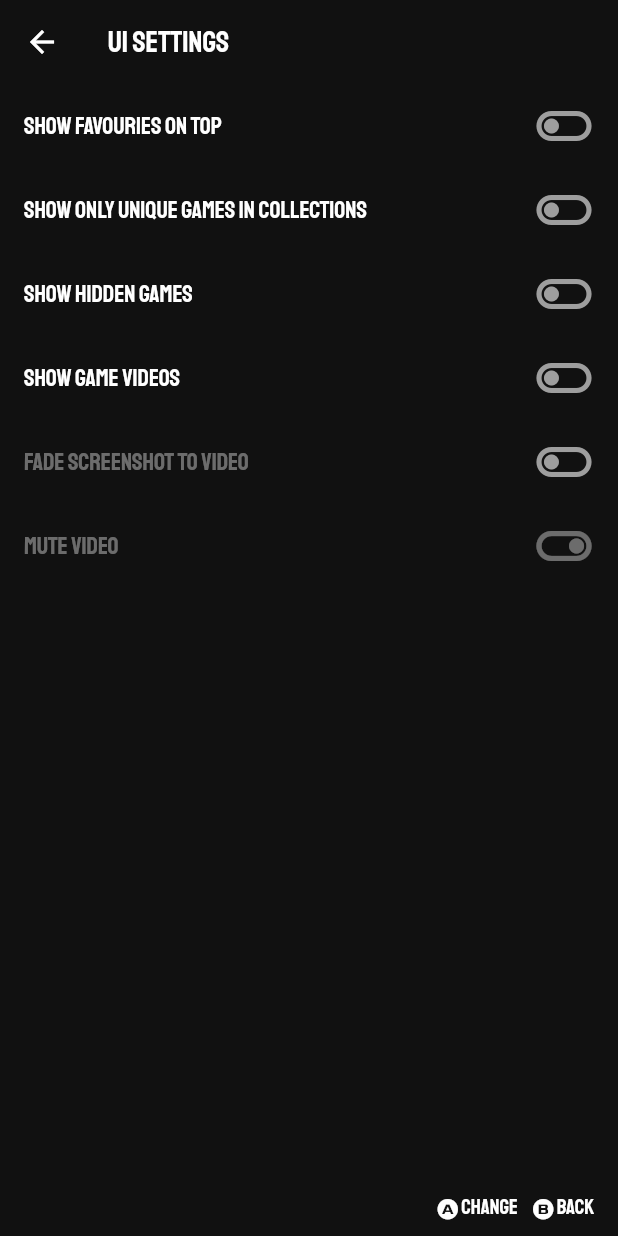
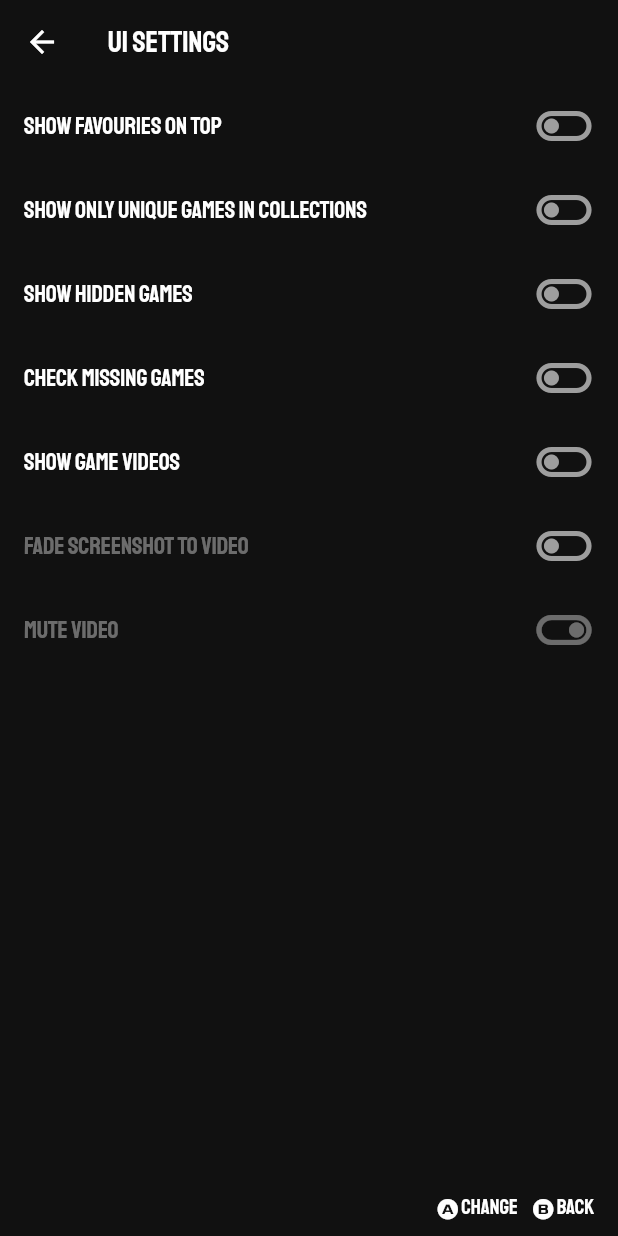
Before and after one commit to dsolonenko/titanius-launcher, a Flutter app: the UISettingsPage screen opened by its route, on a phone screen of 412 x 824 dp. Run offline on Flutter 3.47's test engine with Material 2 defaults, Android fonts, the phone set to English and light mode, and no system bars; our stand-ins replace battery_plus, cached_network_image, connectivity_plus, flex_color_scheme, flutter_hooks, flutter_rating_bar and 14 more; missing offline and left inert: android_intent_plus, async_task, cached_memory_image, device_apps, onscreen_keyboard, shared_storage and 1 more; accounts and stored records are empty; generated files the repository leaves out were written again.

Commit message:
Option to check for missing games, off by default

```diff
--- a/lib/data/repo.dart
+++ b/lib/data/repo.dart
@@ -18,6 +18,7 @@ class Settings {
 
   bool get favouritesOnTop => _getBoolean('favouritesOnTop', false);
   bool get showHiddenGames => _getBoolean('showHiddenGames', false);
+  bool get checkMissingGames => _getBoolean('checkMissingGames', false);
   bool get uniqueGamesInCollections => _getBoolean('uniqueGamesInCollections', false);
   bool get compactGameList => _getBoolean('compactGameList', false);
   bool get showGameVideos => _getBoolean('showGameVideos', false);
@@ -106,6 +107,10 @@ class SettingsRepo {
 
   Future<void> setShowHiddenGames(bool value) async {
     return _setBoolean('showHiddenGames', value);
+  }
+
+  Future<void> setCheckMissingGames(bool value) async {
+    return _setBoolean('checkMissingGames', value);
   }
 
   Future<void> setUniqueGamesInCollections(bool value) async {
--- a/lib/pages/settings/ui.dart
+++ b/lib/pages/settings/ui.dart
@@ -38,6 +38,8 @@ class UISettingsPage extends HookConsumerWidget {
                   true, (p0, p1) => p0.setUniqueGamesInCollections(p1)),
               _setting(ref, selectedSetting, 'Show Hidden Games', settings.showHiddenGames, true,
                   (p0, p1) => p0.setShowHiddenGames(p1)),
+              _setting(ref, selectedSetting, 'Check Missing games', settings.checkMissingGames, true,
+                  (p0, p1) => p0.setCheckMissingGames(p1)),
               _setting(ref, selectedSetting, 'Show Game Videos', settings.showGameVideos, true,
                   (p0, p1) => p0.setShowGameVideos(p1)),
               _setting(ref, selectedSetting, 'Fade Screenshot To Video', settings.fadeToVideo, settings.showGameVideos,
```
Also changed, not shown: lib/data/games.dart (+8 -0 lines).
